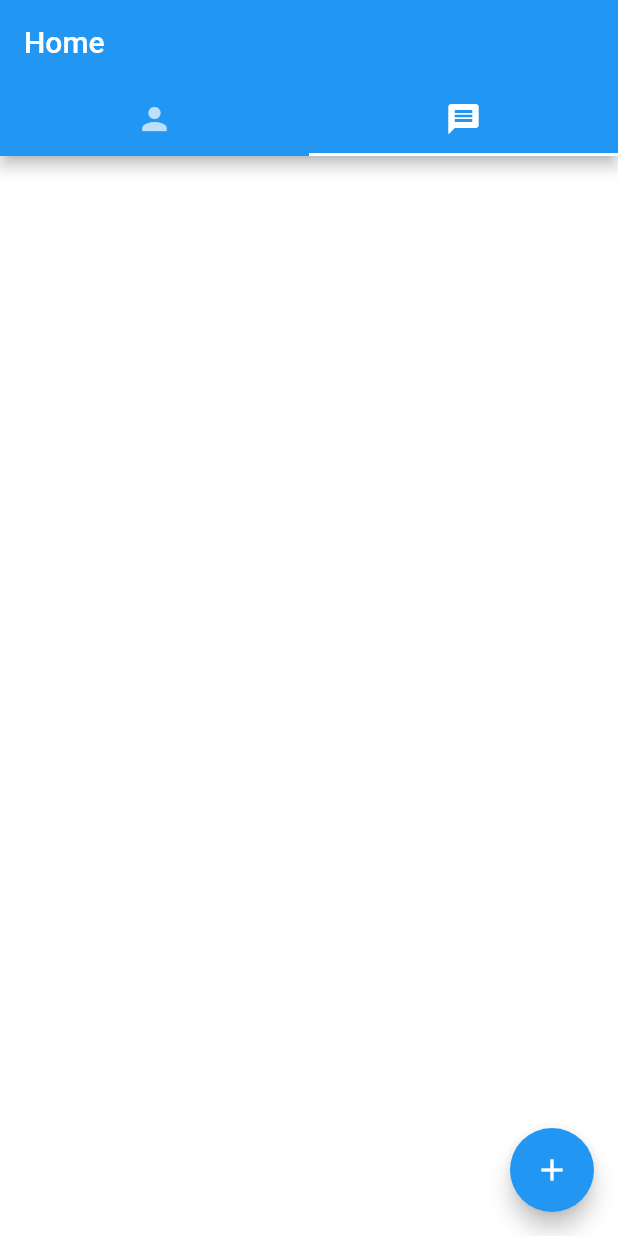
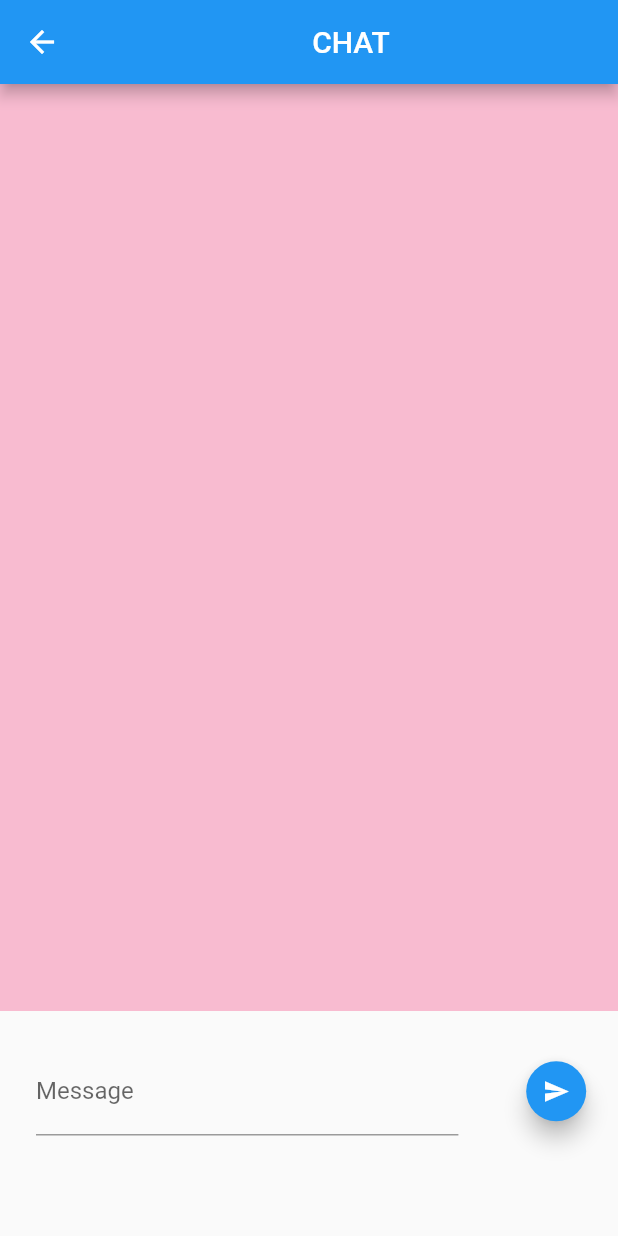
Before and after one commit to AngieAgudelo9/flutter_chat_balcoder, a Flutter app: the screen it shows after launch, tab 2 chosen, after a tap on the "add" icon, on a phone screen of 412 x 824 dp. Run offline on Flutter 3.47's test engine with Material 2 defaults, Android fonts, the light colour scheme and no system bars; our stand-ins replace cloud_firestore, firebase_core; accounts and stored records are empty.

Commit message:
create chat form page

```diff
--- a/lib/main.dart
+++ b/lib/main.dart
@@ -1,6 +1,7 @@
 import 'package:firebase_core/firebase_core.dart';
 import 'package:flutter/material.dart';
 import 'package:flutter_chat_balcoder/ui/home/home_page.dart';
+import 'package:flutter_chat_balcoder/ui/practica_angie.dart';
 
 Future<void> main() async {
 
@@ -17,6 +18,7 @@ class MyApp extends StatelessWidget {
   @override
   Widget build(BuildContext context) {
     return MaterialApp(
+      debugShowCheckedModeBanner: false,
       title: 'Flutter Demo',
       theme: ThemeData(
         primarySwatch: Colors.blue,
--- /dev/null
+++ b/lib/ui/chat/chat_form_page.dart
@@ -0,0 +1,135 @@
+import 'package:cloud_firestore/cloud_firestore.dart';
+import 'package:flutter/material.dart';
+import 'package:flutter/services.dart';
+import 'package:flutter_chat_balcoder/ui/chat/model/chat_model.dart';
+import 'package:flutter_chat_balcoder/ui/chat/model/chat_service_page.dart';
+
+class ChatFormPage extends StatefulWidget {
+  @override
+  _ChatFormPageState createState() => _ChatFormPageState();
+}
+
+class _ChatFormPageState extends State<ChatFormPage> {
+  ChatService _chatService = new ChatService();
+  List<ChatModel> _chatList = [];
+  TextEditingController _cMessage = TextEditingController();
+  final _listViewController = ScrollController();
+
+  String myUID;
+
+  @override
+  Widget build(BuildContext context) {
+    double _height = MediaQuery.of(context).size.height;
+    double _width = MediaQuery.of(context).size.width;
+
+    return Center(
+      child: Scaffold(
+          appBar: AppBar(
+            title: Center(child: Text("CHAT")),
+          ),
+          body: Column(children: [
+            Container(
+                height: _height * 0.75,
+                color: Colors.pink[100],
+                child: StreamBuilder(
+                  stream: _chatService.chatCollection
+                      .orderBy('createdDate', descending: false)
+                      .snapshots(),
+                  builder:
+                      (BuildContext context, AsyncSnapshot<dynamic> snapshot) {
+//switch: loading... un iconito de cargando la informacion que voy a digitar en el siguiente SWITCH
+                    switch (snapshot.connectionState) {
+                      case ConnectionState.waiting:
+                        return new Center(
+                            child: new CircularProgressIndicator());
+
+                      default:
+                        _chatList = [];
+                        snapshot.data.docs.forEach((doc) {
+                          _chatList.add(new ChatModel.fromSnapshot(doc));
+                        });
+
+                        Future.delayed(const Duration(seconds: 100), () {
+
+                          _listViewController.animateTo(
+                          _listViewController.position.maxScrollExtent,
+                          duration: Duration(seconds: 1),
+                          curve: Curves.fastOutSlowIn);
+
+
+                        });
+
+                        return ListView.builder(
+                          itemCount: _chatList.length,
+                          itemBuilder: (BuildContext context, int index) {
+                            return Padding(
+                              padding: const EdgeInsets.all(8.0),
+                              child: Container(
+                                decoration: BoxDecoration(
+                                color: _chatList[index].sendtoUID == myUID
+                                ? Colors.purple[200]
+                                : Colors. green[200],
+                                borderRadius: BorderRadius.circular(10)),
+                                child: Padding(
+                                padding:const EdgeInsets.all(8.0),
+                                child: Text( "ESTO ES UN/n MENSAJE",
+                                style: TextStyle( color: Colors.red)
+
+
+
+                                )
+
+
+
+
+                                ),)
+                            );
+                          },
+                        );
+                    }
+                  },
+                )),
+            Container(
+                height: _height * 0.13,
+                child: Row(
+                  children: [
+                    Container(
+                        width: _width * 0.8,
+                        height: _height * 0.8,
+                        child: Padding(
+                          padding: const EdgeInsets.all(24.0),
+                          child: TextFormField(
+                              controller: _cMessage,
+                              decoration: InputDecoration(
+                                  labelText: "Message",
+                                  focusedBorder: OutlineInputBorder(
+                                      borderRadius: BorderRadius.circular(25.0),
+                                      borderSide:
+                                          BorderSide(color: Colors.blue)))),
+                        )),
+                    Container(
+                      width: _width * 0.2,
+                      child: FloatingActionButton(
+                          mini: true,
+                          onPressed: () {
+                            ChatModel _chatModel = new ChatModel();
+                            _chatModel.message = _cMessage.text;
+                            _chatModel.sendtoUID = "111";
+                            _chatModel.iud = "333";
+                            _chatModel.createdDate = Timestamp.now();
+
+                            _chatService.addChat(_chatModel);
+
+                            _cMessage.text = "";
+                          },
+                          child: Icon(
+                            Icons.send,
+                            size: 18,
+                          )),
+                    ),
+                  ],
+                ))
+          ])),
+    );
+  }
+}
--- /dev/null
+++ b/lib/ui/chat/model/chat_model.dart
@@ -0,0 +1,39 @@
+import 'package:cloud_firestore/cloud_firestore.dart';
+
+class ChatModel {
+  String key;
+  String message;
+  String sendtoUID;
+  String iud;
+  Timestamp createdDate;
+
+  ChatModel({this.key, this.message, this.sendtoUID, this.iud, this.createdDate});
+
+//toJson: nos ayuda a pasar información avanzada
+  toJson() {
+    return {
+      "key": key,
+      "message": message,
+      "sendtoUID": sendtoUID,
+      "iud": iud,
+      "createdDate": createdDate,
+
+    };
+  }
+
+  factory ChatModel.fromSnapshot(DocumentSnapshot snapshot) {
+    return ChatModel(
+
+    key: snapshot.data()['id'],
+    message: snapshot.data()['message'],
+    sendtoUID: snapshot.data()['sendtoUID'],
+    iud: snapshot.data()['iud'],
+    createdDate: snapshot.data()['createdDate'],
+
+    );
+
+
+
+
+  }
+}
--- /dev/null
+++ b/lib/ui/chat/model/chat_service_page.dart
@@ -0,0 +1,21 @@
+import 'package:cloud_firestore/cloud_firestore.dart';
+import 'package:flutter/material.dart';
+import 'package:flutter_chat_balcoder/ui/chat/model/chat_model.dart';
+import 'package:flutter_chat_balcoder/ui/home/contact/model/contact_model.dart';
+
+class ChatService {
+
+final chatCollection = FirebaseFirestore.instance.collection('chatCollection');
+
+addChat(ChatModel chatModel){
+  chatCollection.add(chatModel.toJson()).then((value) {
+    print("GUARDE CONTACTO");
+
+  });
+
+}
+updateContact(){}
+deleteContact(){}
+
+
+}
--- a/lib/ui/home/home_page.dart
+++ b/lib/ui/home/home_page.dart
@@ -1,5 +1,7 @@
 import 'package:flutter/material.dart';
+import 'package:flutter_chat_balcoder/ui/chat/chat_form_page.dart';
 import 'package:flutter_chat_balcoder/ui/home/contact/contact_list_page.dart';
+import 'package:flutter_chat_balcoder/ui/home/contact/model/contact_form_page.dart';
 
 class HomePage extends StatefulWidget {
   @override
@@ -12,7 +14,6 @@ class _HomePageState extends State<HomePage> with TickerProviderStateMixin
 
   @override
   void initState() {
-    // TODO: implement initState
     super.initState();
 
     _tabController = new TabController(length: 2, initialIndex: 0, vsync: this);
@@ -38,9 +39,6 @@ class _HomePageState extends State<HomePage> with TickerProviderStateMixin
         children: [
         ContactListPage (),
         Container( color: Colors.white),
-
-
-
         ],
         controller: _tabController,
 
@@ -50,7 +48,38 @@ class _HomePageState extends State<HomePage> with TickerProviderStateMixin
 
     ),
     floatingActionButton: FloatingActionButton(
-    onPressed: () {},
+    onPressed: () {
+      Navigator.of(context).push(MaterialPageRoute (builder: (_){
+        if (_tabController.index == 0) {
+          print ("PRESSED CONTACT PAGE");
+          return ContactFormPage ();}
+
+          else {
+            print ("PRESSED CHAT PAGE");
+            return ChatFormPage ();
+
+
+          }
+
+
+        }
+
+
+
+      )
+      );
+
+
+
+
+    },
+
+
+
+
+
+
+
     child: Icon( Icons.add )),
 
     );
```
Also changed, not shown: lib/ui/home/contact/model/contact_form_page.dart (added, +15 -0 lines), lib/ui/practica_angie.dart (added, +69 -0 lines).
